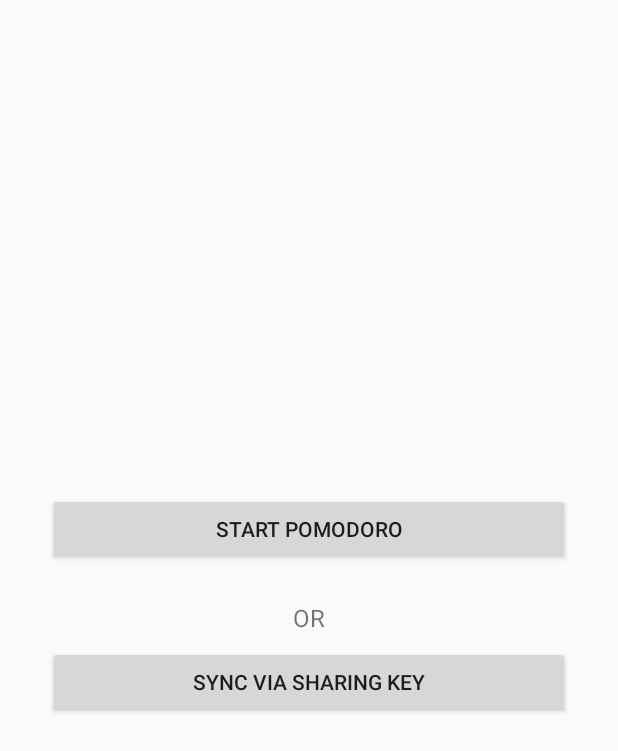
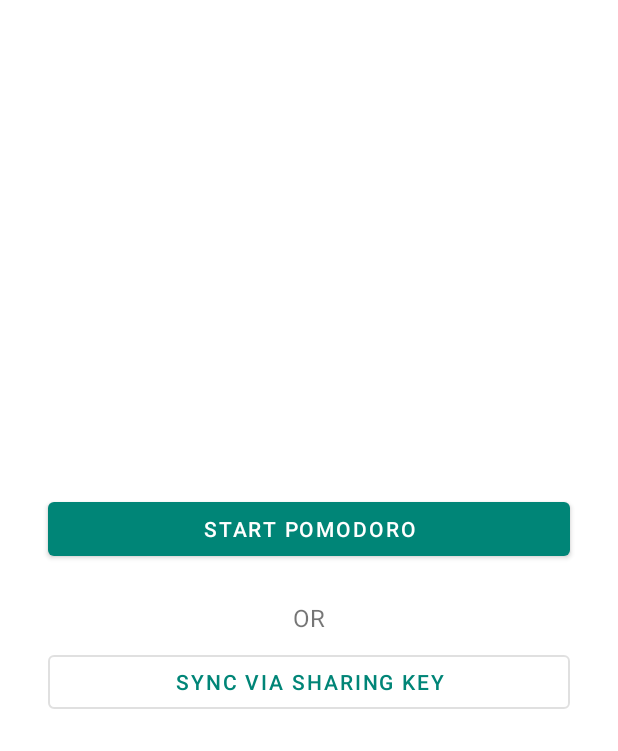
Before and after one commit to Calendar-Events-Manager/remote_pair_pomodoro, an Android app: the screen it shows after launch (MainActivity), on a phone screen of 412 x 824 dp. Shown: the top 751 px of the screen. Run offline under Robolectric (Android 15) with nearby library versions, the phone set to English and light mode, and no system bars.

Commit message:
Added material theme and icons

```diff
--- a/app/src/main/java/com/mymeetings/pairpomodoro/view/MainActivity.kt
+++ b/app/src/main/java/com/mymeetings/pairpomodoro/view/MainActivity.kt
@@ -12,6 +12,7 @@
 import com.mymeetings.pairpomodoro.model.PomodoroStatus
 import com.mymeetings.pairpomodoro.viewmodel.PomodoroViewModel
 import kotlinx.android.synthetic.main.activity_main.*
+
 
 class MainActivity : AppCompatActivity() {
 
@@ -58,6 +59,10 @@
 
         closeButton.setOnClickListener {
             pomodoroViewModel.close()
+        }
+
+        sharingKeyText.setOnClickListener {
+            ViewUtils.copyTextToClipBoard(this, sharingKeyText.text.toString())
         }
 
         //TODO start service too.
--- a/app/src/main/java/com/mymeetings/pairpomodoro/view/ViewUtils.kt
+++ b/app/src/main/java/com/mymeetings/pairpomodoro/view/ViewUtils.kt
@@ -1,8 +1,11 @@
 package com.mymeetings.pairpomodoro.view
 
+import android.content.ClipData
+import android.content.ClipboardManager
 import android.content.Context
 import android.text.InputType
 import android.widget.EditText
+import android.widget.Toast
 import androidx.appcompat.app.AlertDialog
 import com.mymeetings.pairpomodoro.R
 
@@ -31,4 +34,12 @@
 
         builder.show()
     }
+
+    fun copyTextToClipBoard(context: Context, textToCopy: String) {
+        val clipboard: ClipboardManager =
+            context.getSystemService(Context.CLIPBOARD_SERVICE) as ClipboardManager
+        val clip = ClipData.newPlainText("sharing key", textToCopy.toString())
+        clipboard.setPrimaryClip(clip)
+        Toast.makeText(context, "Key copied", Toast.LENGTH_SHORT).show()
+    }
 }
--- /dev/null
+++ b/app/src/main/res/drawable/ic_pause_white_24dp.xml
@@ -0,0 +1,5 @@
+<vector android:height="24dp" android:tint="#FFFFFF"
+    android:viewportHeight="24.0" android:viewportWidth="24.0"
+    android:width="24dp" xmlns:android="http://schemas.android.com/apk/res/android">
+    <path android:fillColor="#FF000000" android:pathData="M6,19h4L10,5L6,5v14zM14,5v14h4L18,5h-4z"/>
+</vector>
--- /dev/null
+++ b/app/src/main/res/drawable/ic_play_arrow_white_24dp.xml
@@ -0,0 +1,5 @@
+<vector android:height="24dp" android:tint="#FFFFFF"
+    android:viewportHeight="24.0" android:viewportWidth="24.0"
+    android:width="24dp" xmlns:android="http://schemas.android.com/apk/res/android">
+    <path android:fillColor="#FF000000" android:pathData="M8,5v14l11,-7z"/>
+</vector>
--- /dev/null
+++ b/app/src/main/res/drawable/ic_share_white_24dp.xml
@@ -0,0 +1,5 @@
+<vector android:height="24dp" android:tint="#FFFFFF"
+    android:viewportHeight="24.0" android:viewportWidth="24.0"
+    android:width="24dp" xmlns:android="http://schemas.android.com/apk/res/android">
+    <path android:fillColor="#FF000000" android:pathData="M18,16.08c-0.76,0 -1.44,0.3 -1.96,0.77L8.91,12.7c0.05,-0.23 0.09,-0.46 0.09,-0.7s-0.04,-0.47 -0.09,-0.7l7.05,-4.11c0.54,0.5 1.25,0.81 2.04,0.81 1.66,0 3,-1.34 3,-3s-1.34,-3 -3,-3 -3,1.34 -3,3c0,0.24 0.04,0.47 0.09,0.7L8.04,9.81C7.5,9.31 6.79,9 6,9c-1.66,0 -3,1.34 -3,3s1.34,3 3,3c0.79,0 1.5,-0.31 2.04,-0.81l7.12,4.16c-0.05,0.21 -0.08,0.43 -0.08,0.65 0,1.61 1.31,2.92 2.92,2.92 1.61,0 2.92,-1.31 2.92,-2.92s-1.31,-2.92 -2.92,-2.92z"/>
+</vector>
--- /dev/null
+++ b/app/src/main/res/drawable/ic_stop_white_24dp.xml
@@ -0,0 +1,5 @@
+<vector android:height="24dp" android:tint="#FFFFFF"
+    android:viewportHeight="24.0" android:viewportWidth="24.0"
+    android:width="24dp" xmlns:android="http://schemas.android.com/apk/res/android">
+    <path android:fillColor="#FF000000" android:pathData="M6,6h12v12H6z"/>
+</vector>
--- a/app/src/main/res/layout/activity_main.xml
+++ b/app/src/main/res/layout/activity_main.xml
@@ -46,7 +46,7 @@
             android:layout_gravity="center"
             android:layout_margin="16dp"
             android:gravity="center"
-            android:textSize="42sp"
+            android:textSize="44sp"
             tools:text="20:05" />
 
         <TextView
@@ -79,32 +79,43 @@
                 android:layout_width="match_parent"
                 android:layout_height="wrap_content"
                 app:strokeColor="@color/colorPrimary"
+                app:icon="@drawable/ic_play_arrow_white_24dp"
+                app:iconGravity="textStart"
                 android:layout_margin="32dp"
                 android:text="@string/start"
                 tools:text="START"
-                tools:visibility="visible" />
+                tools:visibility="gone" />
 
             <LinearLayout
                 android:id="@+id/pauseResetLayout"
                 android:layout_width="match_parent"
                 android:layout_height="wrap_content"
                 android:layout_margin="32dp"
-                tools:visibility="gone"
+                tools:visibility="visible"
                 android:orientation="horizontal">
 
-                <Button
+                <com.google.android.material.button.MaterialButton
                     android:id="@+id/pauseButton"
+                    style="@style/Widget.MaterialComponents.Button.OutlinedButton"                    android:layout_width="0dp"
+                    android:layout_height="wrap_content"
+                    android:layout_weight="1"
+                    android:text="@string/pause"
+                    app:icon="@drawable/ic_pause_white_24dp"
+                    app:iconGravity="textStart"
+                    tools:text="PAUSE" />
+
+                <View
+                    android:layout_width="32dp"
+                    android:layout_height="0dp"/>
+
+                <com.google.android.material.button.MaterialButton
+                    android:id="@+id/resetButton"
+                    style="@style/Widget.MaterialComponents.Button.OutlinedButton"
                     android:layout_width="0dp"
                     android:layout_height="wrap_content"
                     android:layout_weight="1"
-                    android:text="@string/pause"
-                    tools:text="PAUSE" />
-
-                <Button
-                    android:id="@+id/resetButton"
-                    android:layout_width="0dp"
-                    android:layout_height="wrap_content"
-                    android:layout_weight="1"
+                    app:icon="@drawable/ic_stop_white_24dp"
+                    app:iconGravity="textStart"
                     android:text="@string/reset"
                     tools:text="RESET" />
 
@@ -115,13 +126,16 @@
         </FrameLayout>
 
 
-        <TextView
+        <com.google.android.material.button.MaterialButton
             android:id="@+id/sharingKeyText"
-            android:layout_width="match_parent"
+            style="@style/Widget.MaterialComponents.Button.TextButton"
+            android:layout_width="wrap_content"
             android:layout_height="wrap_content"
             android:layout_gravity="center"
             android:layout_margin="32dp"
             android:gravity="center"
+            app:iconGravity="textStart"
+            app:icon="@drawable/ic_share_white_24dp"
             android:textSize="20sp"
             tools:text="ABCDEFG" />
 
@@ -136,8 +150,9 @@
         android:orientation="vertical"
         tools:visibility="gone">
 
-        <Button
+        <com.google.android.material.button.MaterialButton
             android:id="@+id/createButton"
+            style="@style/Widget.MaterialComponents.Button"
             android:layout_width="match_parent"
             android:layout_height="wrap_content"
             android:layout_marginStart="32dp"
@@ -153,8 +168,9 @@
             android:text="@string/or"
             android:textSize="16sp" />
 
-        <Button
+        <com.google.android.material.button.MaterialButton
             android:id="@+id/syncButton"
+            style="@style/Widget.MaterialComponents.Button.OutlinedButton"
             android:layout_width="match_parent"
             android:layout_height="wrap_content"
             android:layout_marginStart="32dp"
--- a/app/src/main/res/values/colors.xml
+++ b/app/src/main/res/values/colors.xml
@@ -1,6 +1,6 @@
 <?xml version="1.0" encoding="utf-8"?>
 <resources>
     <color name="colorPrimary">#008577</color>
-    <color name="colorPrimaryDark">#00574B</color>
-    <color name="colorAccent">#D81B60</color>
+    <color name="colorPrimaryDark">#FFFFFF</color>
+    <color name="colorAccent">#2196F3</color>
 </resources>
--- a/app/src/main/res/values/styles.xml
+++ b/app/src/main/res/values/styles.xml
@@ -1,7 +1,7 @@
 <resources>
 
     <!-- Base application theme. -->
-    <style name="AppTheme" parent="Theme.AppCompat.Light.NoActionBar">
+    <style name="AppTheme" parent="Theme.MaterialComponents.Light.NoActionBar">
         <item name="colorPrimary">@color/colorPrimary</item>
         <item name="colorPrimaryDark">@color/colorPrimaryDark</item>
         <item name="colorAccent">@color/colorAccent</item>
```
